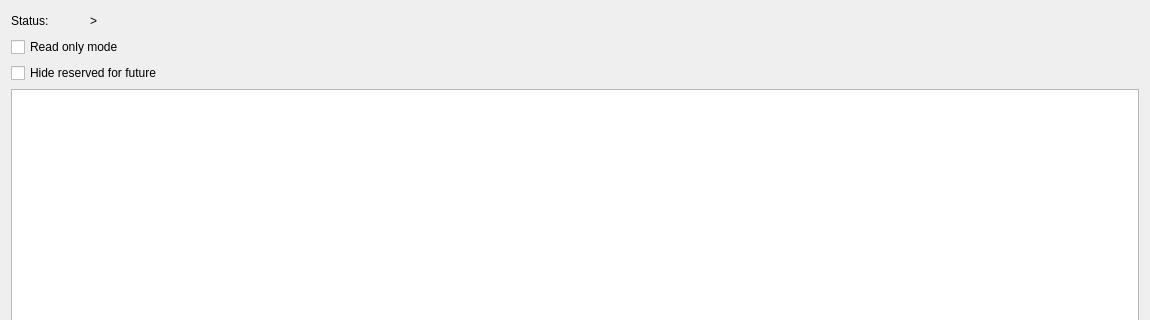
First picture: the form in common/gui/forms/spec.ui, repository FedorIvanov37/sv-terminal, before the edit; both pictures show x 0 to 1150 and y 0 to 320 of the 1150 by 700 pixel window.
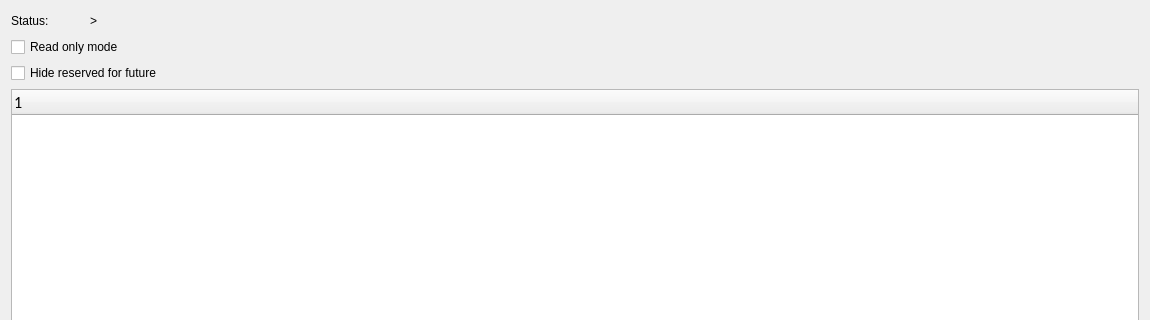
Second picture: the form after the edit.

What changed in the file:
```diff
--- a/common/gui/forms/spec.ui
+++ b/common/gui/forms/spec.ui
@@ -79,66 +79,14 @@
      </property>
     </widget>
    </item>
-   <item row="4" column="0" colspan="2">
+   <item row="3" column="0" colspan="2">
     <widget class="QTreeWidget" name="SpecTree">
-     <property name="palette">
-      <palette>
-       <active>
-        <colorrole role="Text">
-         <brush brushstyle="SolidPattern">
-          <color alpha="255">
-           <red>0</red>
-           <green>0</green>
-           <blue>59</blue>
-          </color>
-         </brush>
-        </colorrole>
-       </active>
-       <inactive>
-        <colorrole role="Text">
-         <brush brushstyle="SolidPattern">
-          <color alpha="255">
-           <red>0</red>
-           <green>0</green>
-           <blue>59</blue>
-          </color>
-         </brush>
-        </colorrole>
-       </inactive>
-       <disabled>
-        <colorrole role="Text">
-         <brush brushstyle="SolidPattern">
-          <color alpha="255">
-           <red>120</red>
-           <green>120</green>
-           <blue>120</blue>
-          </color>
-         </brush>
-        </colorrole>
-       </disabled>
-      </palette>
-     </property>
      <property name="font">
       <font>
        <family>Calibri</family>
        <pointsize>12</pointsize>
-       <bold>false</bold>
       </font>
      </property>
-     <property name="cursor" stdset="0">
-      <cursorShape>ArrowCursor</cursorShape>
-     </property>
-     <property name="focusPolicy">
-      <enum>Qt::StrongFocus</enum>
-     </property>
-     <property name="styleSheet">
-      <string notr="true">QTreeWidget:item:selected:active {background-color: rgb(190, 235, 255)}
-QTextEdit { selection-color: rgb(155, 155, 255) }
-</string>
-     </property>
-     <property name="inputMethodHints">
-      <set>Qt::ImhNone</set>
-     </property>
      <property name="editTriggers">
       <set>QAbstractItemView::NoEditTriggers</set>
      </property>
@@ -154,36 +102,12 @@
      <property name="alternatingRowColors">
       <bool>true</bool>
      </property>
-     <property name="selectionMode">
-      <enum>QAbstractItemView::SingleSelection</enum>
-     </property>
-     <property name="selectionBehavior">
-      <enum>QAbstractItemView::SelectRows</enum>
-     </property>
-     <property name="rootIsDecorated">
-      <bool>true</bool>
-     </property>
-     <property name="uniformRowHeights">
-      <bool>true</bool>
-     </property>
-     <property name="sortingEnabled">
-      <bool>true</bool>
-     </property>
      <property name="animated">
       <bool>true</bool>
      </property>
      <property name="allColumnsShowFocus">
       <bool>true</bool>
      </property>
-     <property name="headerHidden">
-      <bool>false</bool>
-     </property>
-     <property name="columnCount">
-      <number>0</number>
-     </property>
-     <attribute name="headerHighlightSections">
-      <bool>true</bool>
-     </attribute>
     </widget>
    </item>
    <item row="5" column="0" colspan="2">
```
Left out of the diff: 59 changed lines with no effect on the pictures.
